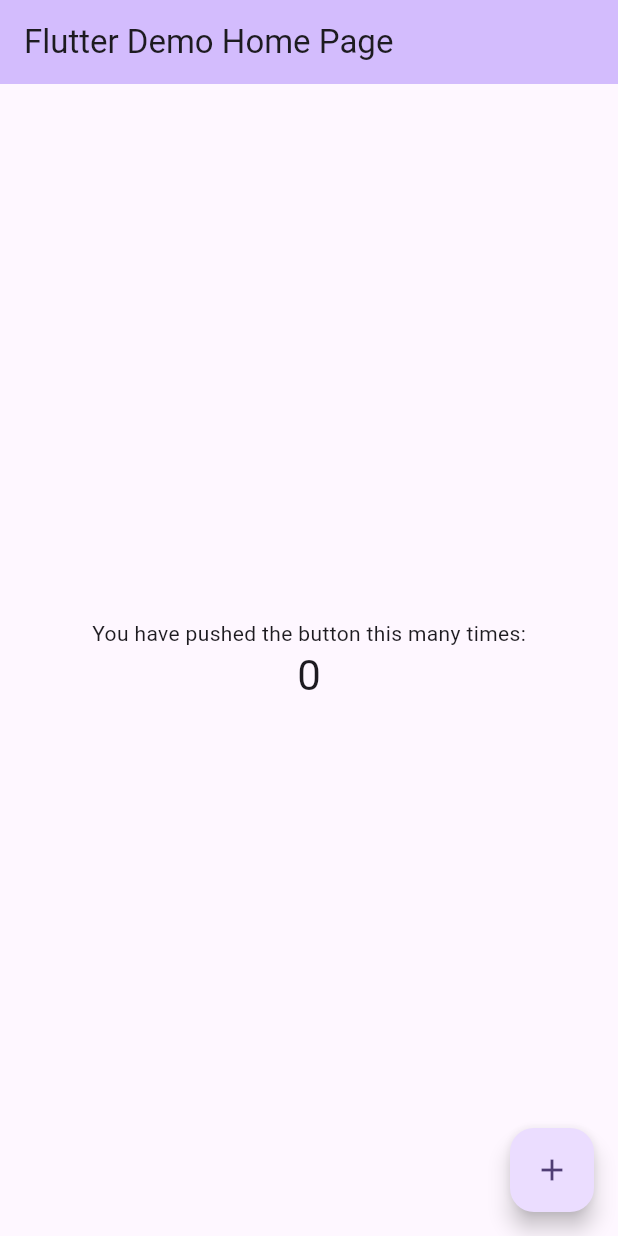
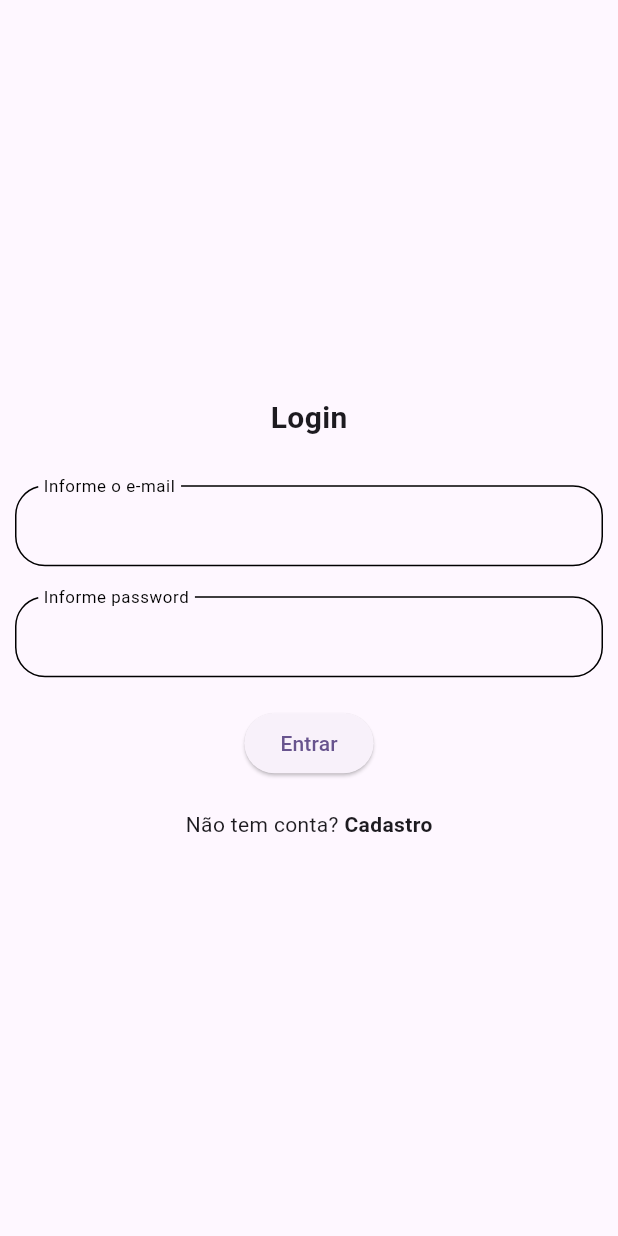
Before and after one commit to LeoMinniti/crossplataform-aulas-07102024-sqllite, a Flutter app: the screen it shows after launch, on a phone screen of 412 x 824 dp. Run offline on Flutter 3.47's test engine with Material 3 defaults, Android fonts, the light colour scheme and no system bars; our stand-ins replace get, shared_preferences.

Commit message:
Subindo pasta lib para reaproveitar as estruturas do projeto(telas,cntroller,etc)

```diff
--- /dev/null
+++ b/lib/datasource/task.datasource.dart
@@ -0,0 +1,17 @@
+import 'package:shared_preferences/shared_preferences.dart';
+
+class TaskDataSource {
+  late SharedPreferences _preference;
+
+  initPreference() async {
+    _preference = await SharedPreferences.getInstance();
+  }
+
+  String? load(String key) {
+    return _preference.getString(key);
+  }
+
+  save(String key, String value){
+    _preference.setString(key, value);
+  }
+}
--- a/lib/main.dart
+++ b/lib/main.dart
@@ -1,4 +1,7 @@
 import 'package:flutter/material.dart';
+
+import 'screens/login/login.screen.dart';
+
 
 void main() {
   runApp(const MyApp());
@@ -13,113 +16,10 @@
     return MaterialApp(
       title: 'Flutter Demo',
       theme: ThemeData(
-        // This is the theme of your application.
-        //
-        // TRY THIS: Try running your application with "flutter run". You'll see
-        // the application has a purple toolbar. Then, without quitting the app,
-        // try changing the seedColor in the colorScheme below to Colors.green
-        // and then invoke "hot reload" (save your changes or press the "hot
-        // reload" button in a Flutter-supported IDE, or press "r" if you used
-        // the command line to start the app).
-        //
-        // Notice that the counter didn't reset back to zero; the application
-        // state is not lost during the reload. To reset the state, use hot
-        // restart instead.
-        //
-        // This works for code too, not just values: Most code changes can be
-        // tested with just a hot reload.
         colorScheme: ColorScheme.fromSeed(seedColor: Colors.deepPurple),
         useMaterial3: true,
       ),
-      home: const MyHomePage(title: 'Flutter Demo Home Page'),
+      home: const LoginScreen(),
     );
   }
 }
-
-class MyHomePage extends StatefulWidget {
-  const MyHomePage({super.key, required this.title});
-
-  // This widget is the home page of your application. It is stateful, meaning
-  // that it has a State object (defined below) that contains fields that affect
-  // how it looks.
-
-  // This class is the configuration for the state. It holds the values (in this
-  // case the title) provided by the parent (in this case the App widget) and
-  // used by the build method of the State. Fields in a Widget subclass are
-  // always marked "final".
-
-  final String title;
-
-  @override
-  State<MyHomePage> createState() => _MyHomePageState();
-}
-
-class _MyHomePageState extends State<MyHomePage> {
-  int _counter = 0;
-
-  void _incrementCounter() {
-    setState(() {
-      // This call to setState tells the Flutter framework that something has
-      // changed in this State, which causes it to rerun the build method below
-      // so that the display can reflect the updated values. If we changed
-      // _counter without calling setState(), then the build method would not be
-      // called again, and so nothing would appear to happen.
-      _counter++;
-    });
-  }
-
-  @override
-  Widget build(BuildContext context) {
-    // This method is rerun every time setState is called, for instance as done
-    // by the _incrementCounter method above.
-    //
-    // The Flutter framework has been optimized to make rerunning build methods
-    // fast, so that you can just rebuild anything that needs updating rather
-    // than having to individually change instances of widgets.
-    return Scaffold(
-      appBar: AppBar(
-        // TRY THIS: Try changing the color here to a specific color (to
-        // Colors.amber, perhaps?) and trigger a hot reload to see the AppBar
-        // change color while the other colors stay the same.
-        backgroundColor: Theme.of(context).colorScheme.inversePrimary,
-        // Here we take the value from the MyHomePage object that was created by
-        // the App.build method, and use it to set our appbar title.
-        title: Text(widget.title),
-      ),
-      body: Center(
-        // Center is a layout widget. It takes a single child and positions it
-        // in the middle of the parent.
-        child: Column(
-          // Column is also a layout widget. It takes a list of children and
-          // arranges them vertically. By default, it sizes itself to fit its
-          // children horizontally, and tries to be as tall as its parent.
-          //
-          // Column has various properties to control how it sizes itself and
-          // how it positions its children. Here we use mainAxisAlignment to
-          // center the children vertically; the main axis here is the vertical
-          // axis because Columns are vertical (the cross axis would be
-          // horizontal).
-          //
-          // TRY THIS: Invoke "debug painting" (choose the "Toggle Debug Paint"
-          // action in the IDE, or press "p" in the console), to see the
-          // wireframe for each widget.
-          mainAxisAlignment: MainAxisAlignment.center,
-          children: <Widget>[
-            const Text(
-              'You have pushed the button this many times:',
-            ),
-            Text(
-              '$_counter',
-              style: Theme.of(context).textTheme.headlineMedium,
-            ),
-          ],
-        ),
-      ),
-      floatingActionButton: FloatingActionButton(
-        onPressed: _incrementCounter,
-        tooltip: 'Increment',
-        child: const Icon(Icons.add),
-      ), // This trailing comma makes auto-formatting nicer for build methods.
-    );
-  }
-}
--- /dev/null
+++ b/lib/screens/login/login.controller.dart
@@ -0,0 +1,59 @@
+import 'package:get/get.dart';
+import '../../datasource/task.datasource.dart';
+
+class LoginController extends GetxController {
+  final Rx<String> _email = Rx("");
+  final Rx<String> _password = Rx("");
+  final Rx<String?> message = Rx(null);
+  final Rx<bool?> logged = Rx(null);
+  late TaskDataSource _dataSource;
+
+  LoginController() {
+    _dataSource = TaskDataSource();
+    initController();
+  }
+
+  String get email => _email.value;
+
+  String get password => _password.value;
+
+  initController() async {
+    await _dataSource.initPreference();
+  }
+
+  verifyLogin(String email, String password) {
+    bool isValid = true;
+
+    if (email.isEmpty) {
+      message.value = "Informe o e-mail";
+      isValid = false;
+    }
+
+    if (password.isEmpty) {
+      message.value = "Informe o password";
+      isValid = false;
+    }
+
+    if (isValid) {
+      bool success = true;
+      final rEmail = _dataSource.load("email");
+      final rPassword = _dataSource.load("password");
+
+      if (rEmail == null && rPassword == null) {
+        message.value = "Usuário não encontrado";
+        logged.value = false;
+      } else {
+        if (rEmail != email) {
+          message.value = "O e-mail informado está incorreto!";
+          success = false;
+        }
+
+        if (rPassword == null || rPassword != password) {
+          message.value = "A senha informada está incorreta!";
+          success = false;
+        }
+        logged.value = success;
+      }
+    }
+  }
+}
--- /dev/null
+++ b/lib/screens/login/login.screen.dart
@@ -0,0 +1,112 @@
+import 'package:flutter/material.dart';
+import 'package:get/get.dart';
+import '../register/register.screen.dart';
+import '../task/task.screen.dart';
+import 'login.controller.dart';
+import '../../snippets.dart';
+
+class LoginScreen extends StatefulWidget {
+  const LoginScreen({super.key});
+
+  @override
+  State<LoginScreen> createState() => _LoginScreenState();
+}
+
+class _LoginScreenState extends State<LoginScreen> {
+  final TextEditingController _emailController = TextEditingController();
+  final TextEditingController _passwordController = TextEditingController();
+  late LoginController _loginController;
+  final List<void Function()> _disposers = [];
+
+  @override
+  void initState() {
+    _loginController = LoginController();
+    _listener();
+    super.initState();
+  }
+
+  _listener() {
+    _disposers.add(ever(_loginController.message, (String? value) {
+      if (value != null) {
+        snackBar(context, value);
+        _loginController.message.value = null;
+      }
+    }).call);
+    _disposers.add(ever(_loginController.logged, (bool? value) {
+      if (value != null) {
+        snackBar(context, "Login realizado com sucesso!!");
+        openRoute(context, const TaskScreen());
+        _loginController.logged.value = null;
+      }
+    }).call);
+  }
+
+  _onPressed() {
+    _loginController.verifyLogin(
+      _emailController.text,
+      _passwordController.text,
+    );
+  }
+
+  @override
+  Widget build(BuildContext context) {
+    return Scaffold(
+      body: Column(
+        mainAxisAlignment: MainAxisAlignment.center,
+        crossAxisAlignment: CrossAxisAlignment.center,
+        children: [
+          const Padding(
+            padding: EdgeInsets.only(bottom: 20),
+            child: Text(
+              "Login",
+              style: TextStyle(
+                fontSize: 20,
+                fontWeight: FontWeight.bold,
+              ),
+            ),
+          ),
+          Padding(
+            padding: const EdgeInsets.all(10),
+            child: TextFormField(
+              controller: _emailController,
+              decoration: inputDecoration(label: "Informe o e-mail"),
+            ),
+          ),
+          Padding(
+            padding: const EdgeInsets.only(
+              top: 10,
+              left: 10,
+              right: 10,
+              bottom: 20,
+            ),
+            child: TextFormField(
+              controller: _passwordController,
+              decoration: inputDecoration(label: "Informe password"),
+            ),
+          ),
+          ElevatedButton(onPressed: _onPressed, child: const Text("Entrar")),
+          Padding(
+            padding: const EdgeInsets.only(top: 20),
+            child: Row(
+              mainAxisAlignment: MainAxisAlignment.center,
+              children: [
+                const Text("Não tem conta? "),
+                InkWell(
+                  onTap: () {
+                    openRoute(context, const RegisterScreen());
+                  },
+                  child: const Text(
+                    "Cadastro",
+                    style: TextStyle(
+                      fontWeight: FontWeight.bold,
+                    ),
+                  ),
+                ),
+              ],
+            ),
+          )
+        ],
+      ),
+    );
+  }
+}
--- /dev/null
+++ b/lib/snippets.dart
@@ -0,0 +1,54 @@
+import 'package:flutter/material.dart';
+
+final TextEditingController controller = TextEditingController();
+
+OutlineInputBorder border({Color borderColor = Colors.black}) {
+  return OutlineInputBorder(
+    borderSide: BorderSide(color: borderColor, width: 1),
+    borderRadius: const BorderRadius.all(Radius.circular(20.0)),
+  );
+}
+
+const spaceHeight = SizedBox(height: 10);
+
+const spaceWidth = SizedBox(height: 10);
+
+Widget icon({required IconData icon, required VoidCallback onTap}) {
+  return InkWell(
+    onTap: onTap,
+    child: Icon(icon, color: Colors.black),
+  );
+}
+
+InputDecoration inputDecoration({required String label}) => InputDecoration(
+  contentPadding: const EdgeInsets.symmetric(vertical: 15.0, horizontal: 15.0),
+  labelText: label,
+  floatingLabelBehavior: FloatingLabelBehavior.always,
+  labelStyle: const TextStyle(fontSize: 15, color: Colors.black),
+  focusedBorder: border(borderColor: Colors.black),
+  enabledBorder: border(borderColor: Colors.black),
+  disabledBorder: border(borderColor: Colors.grey),
+  errorBorder: border(borderColor: Colors.red),
+  focusedErrorBorder: border(borderColor: Colors.red),
+  counterText: '',
+);
+
+openRoute(BuildContext context, Widget page) {
+  Navigator.push(
+    context,
+    MaterialPageRoute(builder: (context) => page),
+  );
+}
+
+closeRoute(BuildContext context) {
+  Navigator.pop(context);
+}
+
+void snackBar(BuildContext context, String message) {
+  final snackBar = SnackBar(
+    content: Text(message),
+    duration: const Duration(seconds: 3),
+  );
+
+  ScaffoldMessenger.of(context).showSnackBar(snackBar);
+}
```
Also changed, not shown: lib/screens/register/register.controller.dart (added, +43 -0 lines), lib/screens/register/register.screen.dart (added, +118 -0 lines), lib/screens/task/task.screen.dart (added, +15 -0 lines).
